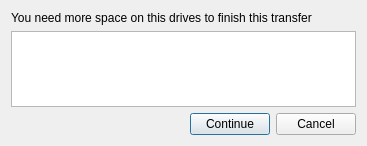
Old version of the form plugins/CopyEngine/Ultracopier/DiskSpace.ui in the repository alphaonex86/Ultracopier.
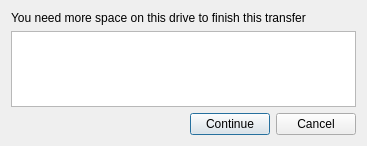
New version of the form. Icons and pictures are not drawn.

The edit to the form file:
```diff
--- a/plugins/CopyEngine/Ultracopier/DiskSpace.ui
+++ b/plugins/CopyEngine/Ultracopier/DiskSpace.ui
@@ -21,7 +21,7 @@
    <item>
     <widget class="QLabel" name="label">
      <property name="text">
-      <string>You need more space on this drives to finish this transfer</string>
+      <string>You need more space on this drive to finish this transfer</string>
      </property>
     </widget>
    </item>
```
